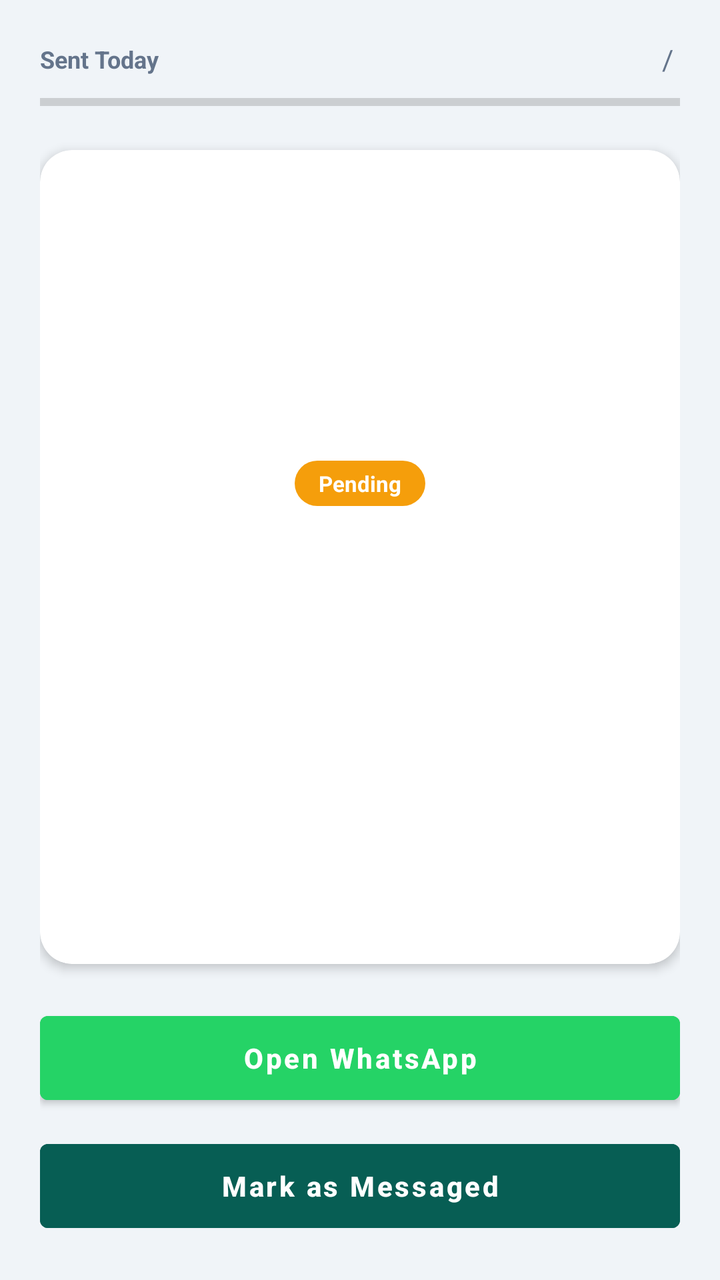
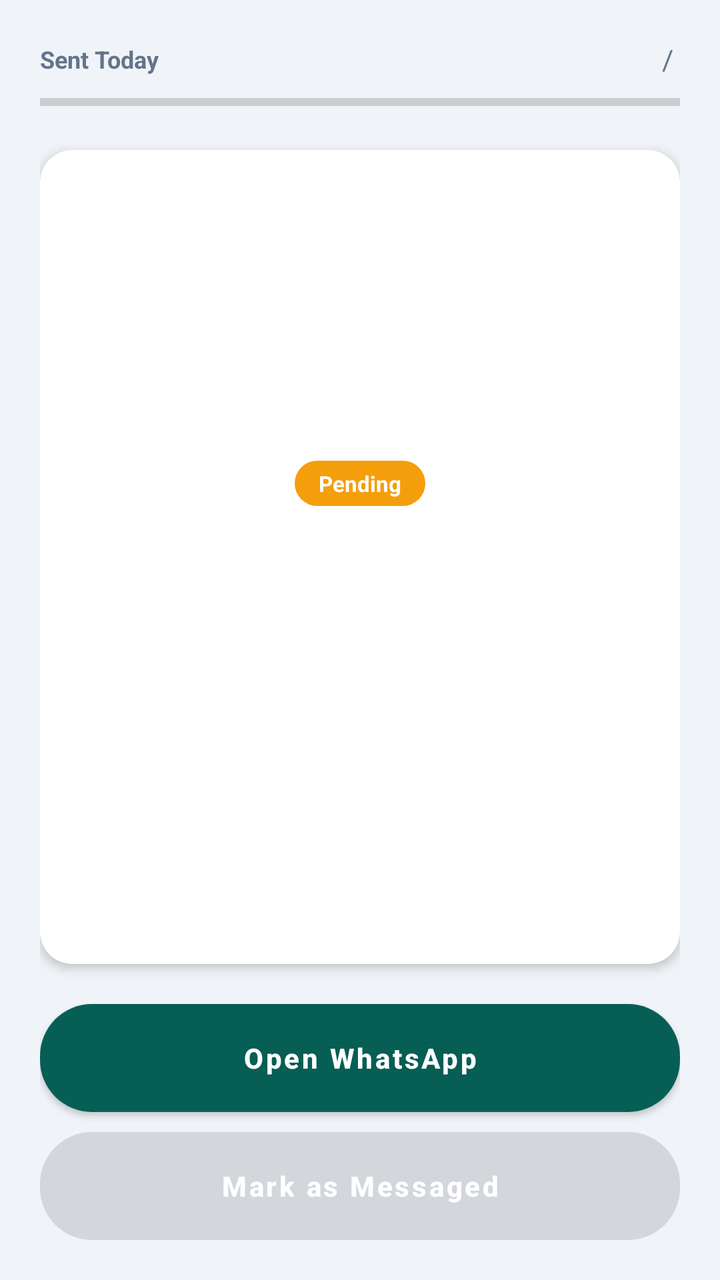

An Android layout rendered at two revisions. The XML below is the earlier revision; the diff shows what the commit changed to produce the second picture.
<!-- AndroidManifest.xml: application theme Theme.DMJobsWorker -->
<!-- res/layout/activity_send.xml -->
<?xml version="1.0" encoding="utf-8"?>
<LinearLayout xmlns:android="http://schemas.android.com/apk/res/android"
    xmlns:app="http://schemas.android.com/apk/res-auto"
    android:layout_width="match_parent"
    android:layout_height="match_parent"
    android:background="@color/bg"
    android:orientation="vertical"
    android:padding="20dp">

    <LinearLayout
        android:layout_width="match_parent"
        android:layout_height="wrap_content"
        android:orientation="horizontal"
        android:gravity="center_vertical">

        <TextView
            android:layout_width="0dp"
            android:layout_height="wrap_content"
            android:layout_weight="1"
            android:text="Sent Today"
            android:textColor="@color/text_muted"
            android:textSize="12sp"
            android:textStyle="bold" />

        <TextView
            android:id="@+id/s_sent"
            android:layout_width="wrap_content"
            android:layout_height="wrap_content"
            android:textColor="@color/green_deep"
            android:textSize="14sp"
            android:textStyle="bold" />

        <TextView
            android:layout_width="wrap_content"
            android:layout_height="wrap_content"
            android:text=" / "
            android:textColor="@color/text_muted" />

        <TextView
            android:id="@+id/s_limit"
            android:layout_width="wrap_content"
            android:layout_height="wrap_content"
            android:textColor="@color/text_muted" />
    </LinearLayout>

    <ProgressBar
        android:id="@+id/s_progress"
        style="?android:attr/progressBarStyleHorizontal"
        android:layout_width="match_parent"
        android:layout_height="8dp"
        android:layout_marginTop="8dp"
        android:max="100"
        android:progressTint="@color/green_deep" />

    <androidx.cardview.widget.CardView
        android:layout_width="match_parent"
        android:layout_height="0dp"
        android:layout_marginTop="20dp"
        android:layout_weight="1"
        app:cardCornerRadius="16dp"
        app:cardElevation="3dp">

        <LinearLayout
            android:layout_width="match_parent"
            android:layout_height="match_parent"
            android:gravity="center"
            android:orientation="vertical"
            android:padding="24dp">

            <TextView
                android:id="@+id/s_chip"
                android:layout_width="wrap_content"
                android:layout_height="wrap_content"
                android:background="@drawable/chip_pending"
                android:paddingHorizontal="12dp"
                android:paddingVertical="4dp"
                android:text="Pending"
                android:textColor="@color/white"
                android:textSize="11sp"
                android:textStyle="bold" />

            <TextView
                android:id="@+id/s_phone"
                android:layout_width="wrap_content"
                android:layout_height="wrap_content"
                android:layout_marginTop="16dp"
                android:fontFamily="monospace"
                android:textColor="@color/text"
                android:textSize="26sp"
                android:textStyle="bold" />

            <TextView
                android:id="@+id/s_meta"
                android:layout_width="wrap_content"
                android:layout_height="wrap_content"
                android:layout_marginTop="6dp"
                android:textColor="@color/text_muted"
                android:textSize="12sp" />

            <LinearLayout
                android:id="@+id/s_countdown"
                android:layout_width="wrap_content"
                android:layout_height="wrap_content"
                android:layout_marginTop="16dp"
                android:gravity="center"
                android:orientation="horizontal"
                android:visibility="gone">

                <TextView
                    android:layout_width="wrap_content"
                    android:layout_height="wrap_content"
                    android:text="Wait "
                    android:textColor="@color/text_muted"
                    android:textSize="13sp" />

                <TextView
                    android:id="@+id/s_timer"
                    android:layout_width="wrap_content"
                    android:layout_height="wrap_content"
                    android:textColor="@color/amber"
                    android:textSize="13sp"
                    android:textStyle="bold" />

                <TextView
                    android:layout_width="wrap_content"
                    android:layout_height="wrap_content"
                    android:text="s before marking as sent"
                    android:textColor="@color/text_muted"
                    android:textSize="13sp" />
            </LinearLayout>

            <TextView
                android:id="@+id/send_error"
                android:layout_width="match_parent"
                android:layout_height="wrap_content"
                android:layout_marginTop="14dp"
                android:background="@drawable/error_bg"
                android:padding="10dp"
                android:textColor="@color/red"
                android:textSize="12sp"
                android:visibility="gone" />

        </LinearLayout>
    </androidx.cardview.widget.CardView>

    <Button
        android:id="@+id/btn_wa"
        android:layout_width="match_parent"
        android:layout_height="54dp"
        android:layout_marginTop="20dp"
        android:backgroundTint="#25D366"
        android:text="Open WhatsApp"
        android:textAllCaps="false"
        android:textColor="@color/white"
        android:textStyle="bold" />

    <Button
        android:id="@+id/btn_mark"
        android:layout_width="match_parent"
        android:layout_height="54dp"
        android:layout_marginTop="10dp"
        android:backgroundTint="@color/green_deep"
        android:enabled="false"
        android:text="Mark as Messaged"
        android:textAllCaps="false"
        android:textColor="@color/white"
        android:textStyle="bold" />

</LinearLayout>
<!-- resources referenced by this layout -->
<resources>
  <color name="amber">#F59E0B</color>
  <color name="bg">#F0F4F8</color>
  <color name="green_deep">#075E54</color>
  <color name="red">#EF4444</color>
  <color name="text">#0F172A</color>
  <color name="text_muted">#64748B</color>
  <color name="white">#FFFFFF</color>
  <!-- drawable chip_pending (drawable) -->
  <?xml version="1.0" encoding="utf-8"?>
  <shape xmlns:android="http://schemas.android.com/apk/res/android">
      <solid android:color="#F59E0B" />
      <corners android:radius="20dp" />
  </shape>
  <!-- drawable error_bg (drawable) -->
  <?xml version="1.0" encoding="utf-8"?>
  <shape xmlns:android="http://schemas.android.com/apk/res/android">
      <solid android:color="#FEE2E2" />
      <stroke android:width="1dp" android:color="#FCA5A5" />
      <corners android:radius="10dp" />
  </shape>
  <style name="Theme.DMJobsWorker" parent="Theme.MaterialComponents.Light.NoActionBar">
          <item name="colorPrimary">@color/green_deep</item>
          <item name="colorPrimaryVariant">@color/green_dark</item>
          <item name="colorOnPrimary">@color/white</item>
          <item name="colorSecondary">@color/green</item>
          <item name="android:statusBarColor">@color/green_deep</item>
          <item name="android:windowBackground">@color/bg</item>
      </style>
  <color name="green_dark">#128C7E</color>
  <color name="green">#25D366</color>
</resources>

<!-- the commit's change to res/layout/activity_send.xml (unified diff, before → after) -->
@@ -57,6 +57,7 @@
         android:layout_height="0dp"
         android:layout_marginTop="20dp"
         android:layout_weight="1"
+        app:cardBackgroundColor="@color/white"
         app:cardCornerRadius="16dp"
         app:cardElevation="3dp">
 
@@ -148,7 +149,7 @@
         android:layout_width="match_parent"
         android:layout_height="54dp"
         android:layout_marginTop="20dp"
-        android:backgroundTint="#25D366"
+        android:background="@drawable/button_rounded_wa"
         android:text="Open WhatsApp"
         android:textAllCaps="false"
         android:textColor="@color/white"
@@ -159,7 +160,7 @@
         android:layout_width="match_parent"
         android:layout_height="54dp"
         android:layout_marginTop="10dp"
-        android:backgroundTint="@color/green_deep"
+        android:background="@drawable/button_rounded"
         android:enabled="false"
         android:text="Mark as Messaged"
         android:textAllCaps="false"
<!-- resource entries referenced after the edit -->
@@ -7,6 +7,28 @@
   <color name="text">#0F172A</color>
   <color name="text_muted">#64748B</color>
   <color name="white">#FFFFFF</color>
+  <!-- drawable button_rounded (drawable) -->
+  <?xml version="1.0" encoding="utf-8"?>
+  <ripple xmlns:android="http://schemas.android.com/apk/res/android"
+      android:color="#33FFFFFF">
+      <item>
+          <shape android:shape="rectangle">
+              <solid android:color="@color/green_deep" />
+              <corners android:radius="26dp" />
+          </shape>
+      </item>
+  </ripple>
+  <!-- drawable button_rounded_wa (drawable) -->
+  <?xml version="1.0" encoding="utf-8"?>
+  <ripple xmlns:android="http://schemas.android.com/apk/res/android"
+      android:color="#33FFFFFF">
+      <item>
+          <shape android:shape="rectangle">
+              <solid android:color="#25D366" />
+              <corners android:radius="26dp" />
+          </shape>
+      </item>
+  </ripple>
   <!-- drawable chip_pending (drawable) -->
   <?xml version="1.0" encoding="utf-8"?>
   <shape xmlns:android="http://schemas.android.com/apk/res/android">
